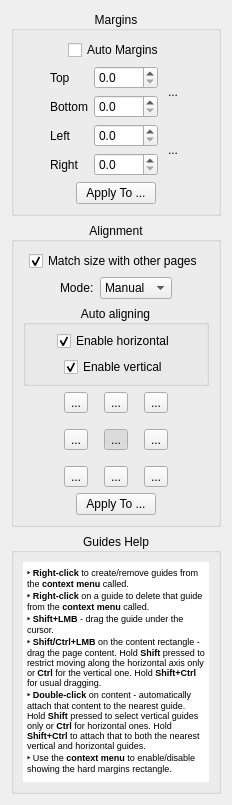
This is src/core/filters/page_layout/OptionsWidget.ui in 4lex4/scantailor-advanced as Qt 5 draws it before an edit. The edited form follows.
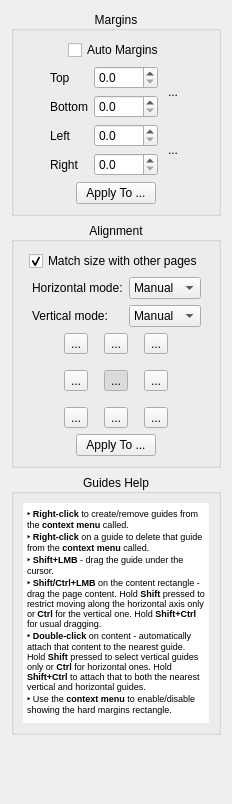
This is the edited form. Icons and pictures are not drawn. Custom widgets are drawn as their Qt base class.

Commit message: Allow to choose separate mode for horizontal and vertical alignment

What changed in the file:
```diff
--- a/src/core/filters/page_layout/OptionsWidget.ui
+++ b/src/core/filters/page_layout/OptionsWidget.ui
@@ -360,9 +360,9 @@
        </layout>
       </item>
       <item>
-       <layout class="QHBoxLayout" name="horizontalLayout_3">
+       <layout class="QHBoxLayout" name="horizontalLayout_9">
         <item>
-         <spacer name="horizontalSpacer_14">
+         <spacer name="horizontalSpacer_17">
           <property name="orientation">
            <enum>Qt::Horizontal</enum>
           </property>
@@ -375,36 +375,69 @@
          </spacer>
         </item>
         <item>
-         <widget class="QLabel" name="alignmentModeLabel">
-          <property name="text">
-           <string>Mode:</string>
-          </property>
-         </widget>
-        </item>
-        <item>
-         <widget class="QComboBox" name="alignmentMode">
-          <property name="currentIndex">
-           <number>1</number>
-          </property>
-          <item>
-           <property name="text">
-            <string comment="auto">Auto</string>
-           </property>
+         <layout class="QGridLayout" name="gridLayout_3">
+          <item row="0" column="0">
+           <widget class="QLabel" name="hAlignmentModeLabel">
+            <property name="text">
+             <string>Horizontal mode:</string>
+            </property>
+           </widget>
           </item>
-          <item>
-           <property name="text">
-            <string comment="manual">Manual</string>
-           </property>
+          <item row="1" column="0">
+           <widget class="QLabel" name="vAlignmentModeLabel">
+            <property name="text">
+             <string>Vertical mode:</string>
+            </property>
+           </widget>
           </item>
-          <item>
-           <property name="text">
-            <string comment="original">Original</string>
-           </property>
+          <item row="0" column="1">
+           <widget class="QComboBox" name="hAlignmentModeCB">
+            <property name="currentIndex">
+             <number>1</number>
+            </property>
+            <item>
+             <property name="text">
+              <string comment="auto">Auto</string>
+             </property>
+            </item>
+            <item>
+             <property name="text">
+              <string comment="manual">Manual</string>
+             </property>
+            </item>
+            <item>
+             <property name="text">
+              <string comment="original">Original</string>
+             </property>
+            </item>
+           </widget>
           </item>
-         </widget>
+          <item row="1" column="1">
+           <widget class="QComboBox" name="vAlignmentModeCB">
+            <property name="currentIndex">
+             <number>1</number>
+            </property>
+            <item>
+             <property name="text">
+              <string comment="auto">Auto</string>
+             </property>
+            </item>
+            <item>
+             <property name="text">
+              <string comment="manual">Manual</string>
+             </property>
+            </item>
+            <item>
+             <property name="text">
+              <string comment="original">Original</string>
+             </property>
+            </item>
+           </widget>
+          </item>
+         </layout>
         </item>
         <item>
-         <spacer name="horizontalSpacer_13">
+         <spacer name="horizontalSpacer_18">
           <property name="orientation">
            <enum>Qt::Horizontal</enum>
           </property>
@@ -418,110 +451,6 @@
         </item>
        </layout>
       </item>
-      <item>
-       <widget class="QGroupBox" name="autoAlignSettingsGroup">
-        <property name="title">
-         <string>Auto aligning</string>
-        </property>
-        <property name="alignment">
-         <set>Qt::AlignCenter</set>
-        </property>
-        <layout class="QVBoxLayout" name="verticalLayout_3">
-         <property name="leftMargin">
-          <number>6</number>
-         </property>
-         <property name="topMargin">
-          <number>6</number>
-         </property>
-         <property name="rightMargin">
-          <number>6</number>
-         </property>
-         <property name="bottomMargin">
-          <number>6</number>
-         </property>
-         <item>
-          <layout class="QHBoxLayout" name="horizontalLayout_9">
-           <item>
-            <spacer name="horizontalSpacer_17">
-             <property name="orientation">
-              <enum>Qt::Horizontal</enum>
-             </property>
-             <property name="sizeHint" stdset="0">
-              <size>
-               <width>1</width>
-               <height>1</height>
-              </size>
-             </property>
-            </spacer>
-           </item>
-           <item>
-            <widget class="QCheckBox" name="autoHorizontalAligningCB">
-             <property name="text">
-              <string>Enable horizontal</string>
-             </property>
-             <property name="checked">
-              <bool>true</bool>
-             </property>
-            </widget>
-           </item>
-           <item>
-            <spacer name="horizontalSpacer_18">
-             <property name="orientation">
-              <enum>Qt::Horizontal</enum>
-             </property>
-             <property name="sizeHint" stdset="0">
-              <size>
-               <width>1</width>
-               <height>1</height>
-              </size>
-             </property>
-            </spacer>
-           </item>
-          </layout>
-         </item>
-         <item>
-          <layout class="QHBoxLayout" name="horizontalLayout_8">
-           <item>
-            <spacer name="horizontalSpacer_15">
-             <property name="orientation">
-              <enum>Qt::Horizontal</enum>
-             </property>
-             <property name="sizeHint" stdset="0">
-              <size>
-               <width>1</width>
-               <height>1</height>
-              </size>
-             </property>
-            </spacer>
-           </item>
-           <item>
-            <widget class="QCheckBox" name="autoVerticalAligningCB">
-             <property name="text">
-              <string>Enable vertical</string>
-             </property>
-             <property name="checked">
-              <bool>true</bool>
-             </property>
-            </widget>
-           </item>
-           <item>
-            <spacer name="horizontalSpacer_16">
-             <property name="orientation">
-              <enum>Qt::Horizontal</enum>
-             </property>
-             <property name="sizeHint" stdset="0">
-              <size>
-               <width>1</width>
-               <height>1</height>
-              </size>
-             </property>
-            </spacer>
-           </item>
-          </layout>
-         </item>
-        </layout>
-       </widget>
-      </item>
       <item>
        <layout class="QHBoxLayout" name="horizontalLayout_4">
         <item>
```
The commit also changes 7 other files.
